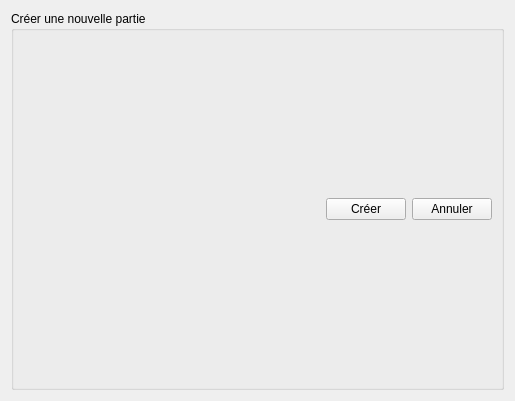
Above: StreetCar/StreetCar/CreateNetworkGame.ui from paboccard/Projet_Prog_Jeu before the change. Below: the same form after it.
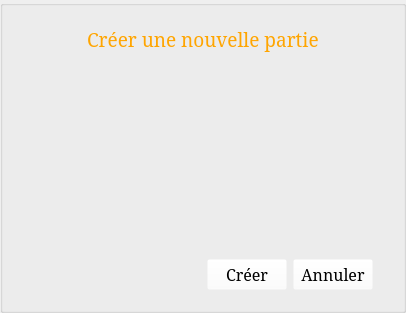
That is the form after the change. Icons and pictures are not drawn.

The edit to the form file:
```diff
--- a/StreetCar/StreetCar/CreateNetworkGame.ui
+++ b/StreetCar/StreetCar/CreateNetworkGame.ui
@@ -6,20 +6,113 @@
    <rect>
     <x>0</x>
     <y>0</y>
-    <width>515</width>
-    <height>401</height>
+    <width>406</width>
+    <height>313</height>
    </rect>
   </property>
   <property name="windowTitle">
    <string>Form</string>
   </property>
   <layout class="QVBoxLayout" name="verticalLayout">
+   <property name="margin">
+    <number>0</number>
+   </property>
    <item>
     <widget class="QGroupBox" name="groupBox">
+     <property name="styleSheet">
+      <string notr="true">#groupBox {
+	border-image: url(:/images/menu_fond);
+}
+
+#label {
+	color: orange;
+}
+
+QPushButton {
+	background-color: rgba(255, 255, 255, 0);
+}</string>
+     </property>
      <property name="title">
-      <string>Créer une nouvelle partie</string>
+      <string/>
      </property>
      <layout class="QVBoxLayout" name="verticalLayout_2">
+      <property name="leftMargin">
+       <number>30</number>
+      </property>
+      <property name="topMargin">
+       <number>20</number>
+      </property>
+      <property name="rightMargin">
+       <number>30</number>
+      </property>
+      <property name="bottomMargin">
+       <number>20</number>
+      </property>
+      <item>
+       <layout class="QHBoxLayout" name="horizontalLayout_2">
+        <property name="spacing">
+         <number>0</number>
+        </property>
+        <item>
+         <spacer name="horizontalSpacer_2">
+          <property name="orientation">
+           <enum>Qt::Horizontal</enum>
+          </property>
+          <property name="sizeHint" stdset="0">
+           <size>
+            <width>40</width>
+            <height>20</height>
+           </size>
+          </property>
+         </spacer>
+        </item>
+        <item>
+         <widget class="QLabel" name="label">
+          <property name="minimumSize">
+           <size>
+            <width>50</width>
+            <height>0</height>
+           </size>
+          </property>
+          <property name="font">
+           <font>
+            <family>Serif</family>
+            <pointsize>14</pointsize>
+           </font>
+          </property>
+          <property name="text">
+           <string>Créer une nouvelle partie</string>
+          </property>
+         </widget>
+        </item>
+        <item>
+         <spacer name="horizontalSpacer_3">
+          <property name="orientation">
+           <enum>Qt::Horizontal</enum>
+          </property>
+          <property name="sizeHint" stdset="0">
+           <size>
+            <width>40</width>
+            <height>20</height>
+           </size>
+          </property>
+         </spacer>
+        </item>
+       </layout>
+      </item>
+      <item>
+       <spacer name="verticalSpacer">
+        <property name="orientation">
+         <enum>Qt::Vertical</enum>
+        </property>
+        <property name="sizeHint" stdset="0">
+         <size>
+          <width>20</width>
+          <height>40</height>
+         </size>
+        </property>
+       </spacer>
+      </item>
       <item>
        <layout class="QHBoxLayout" name="horizontalLayout">
         <item>
@@ -37,6 +130,12 @@
         </item>
         <item>
          <widget class="QPushButton" name="buttonCreate">
+          <property name="font">
+           <font>
+            <family>Serif</family>
+            <pointsize>12</pointsize>
+           </font>
+          </property>
           <property name="text">
            <string>Créer</string>
           </property>
@@ -44,6 +143,12 @@
         </item>
         <item>
          <widget class="QPushButton" name="buttonCancel">
+          <property name="font">
+           <font>
+            <family>Serif</family>
+            <pointsize>12</pointsize>
+           </font>
+          </property>
           <property name="text">
            <string>Annuler</string>
           </property>
```
